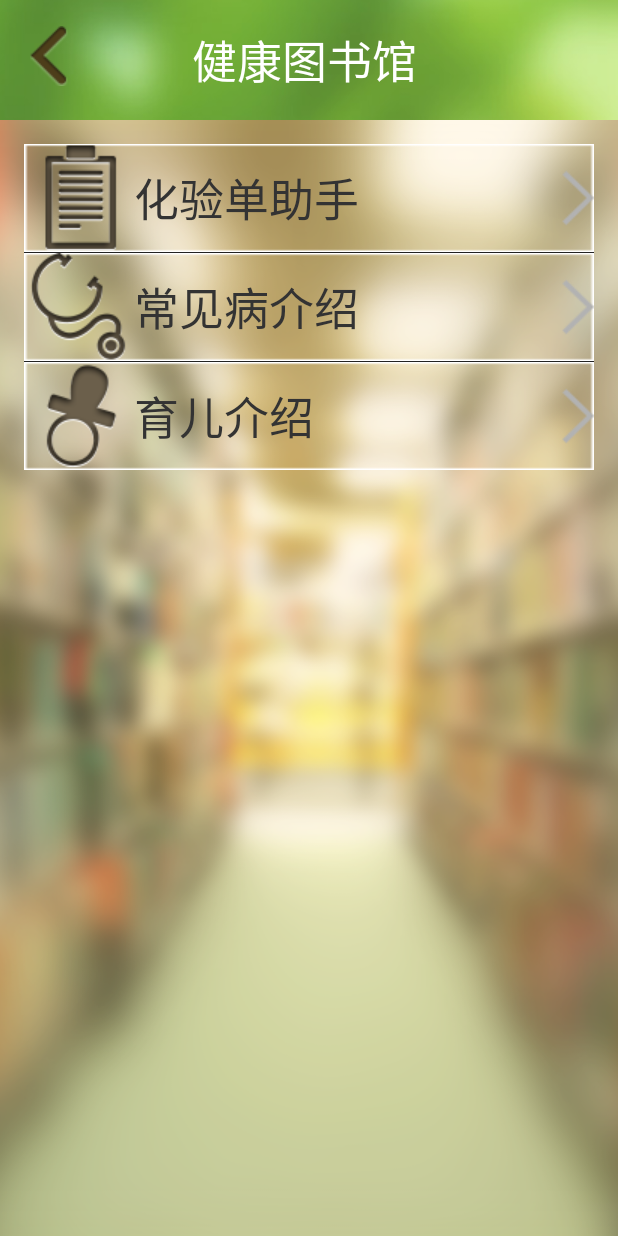
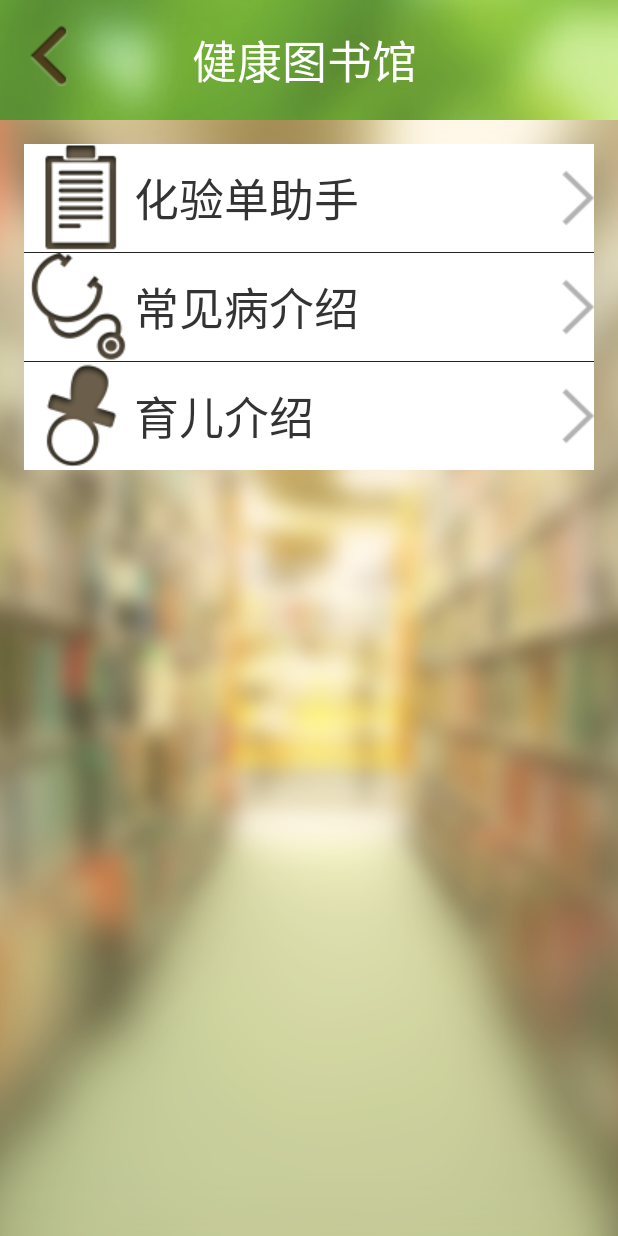
Before and after one commit to chiplua/Jiankang, an Android app: the screen it shows after launch (JiankangActivity), on a phone screen of 412 x 824 dp. Run offline under Robolectric (Android 15) with nearby library versions, the phone set to English and light mode, and no system bars.

Commit message:
[BUTTON_SELECTOR]:Add Button selector function for listview pressed

```diff
--- /dev/null
+++ b/src/main/res/drawable/list_button_select.xml
@@ -0,0 +1,8 @@
+<?xml version="1.0" encoding="utf-8"?>
+<selector
+    xmlns:android="http://schemas.android.com/apk/res/android">
+    <item android:state_focused="true"  android:drawable="@drawable/button_white_normal" />
+    <item android:state_selected="true" android:drawable="@drawable/button_white_normal" />
+    <item android:state_pressed="false" android:drawable="@drawable/button_white_normal" />
+    <item android:state_pressed="true"  android:drawable="@drawable/button_white_pressed" />
+</selector>
--- a/src/main/res/layout/list_item.xml
+++ b/src/main/res/layout/list_item.xml
@@ -1,7 +1,7 @@
 <?xml version="1.0" encoding="utf-8"?>
 <LinearLayout xmlns:android="http://schemas.android.com/apk/res/android"
     android:orientation="horizontal"
-    android:background="@drawable/white_border"
+    android:background="@drawable/list_button_select"
     android:layout_width="fill_parent"
     android:layout_height="fill_parent">
 
```
Also changed, not shown: src/main/res/drawable/button_white_normal.9.png (added), src/main/res/drawable/button_white_pressed.9.png (added).
